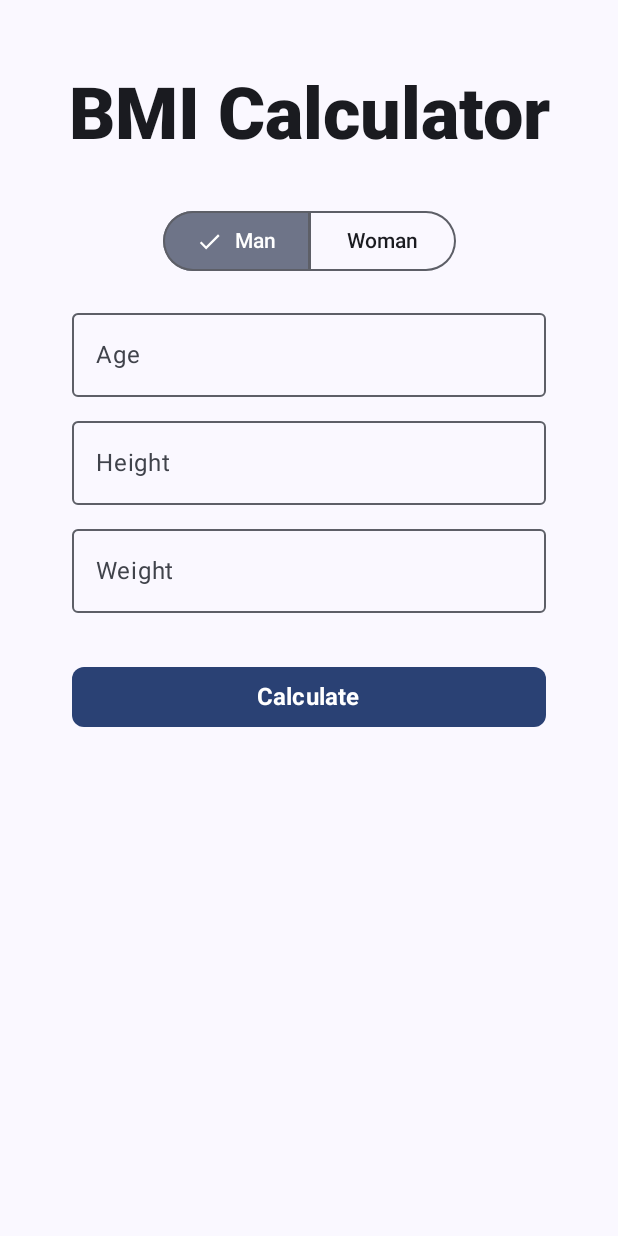
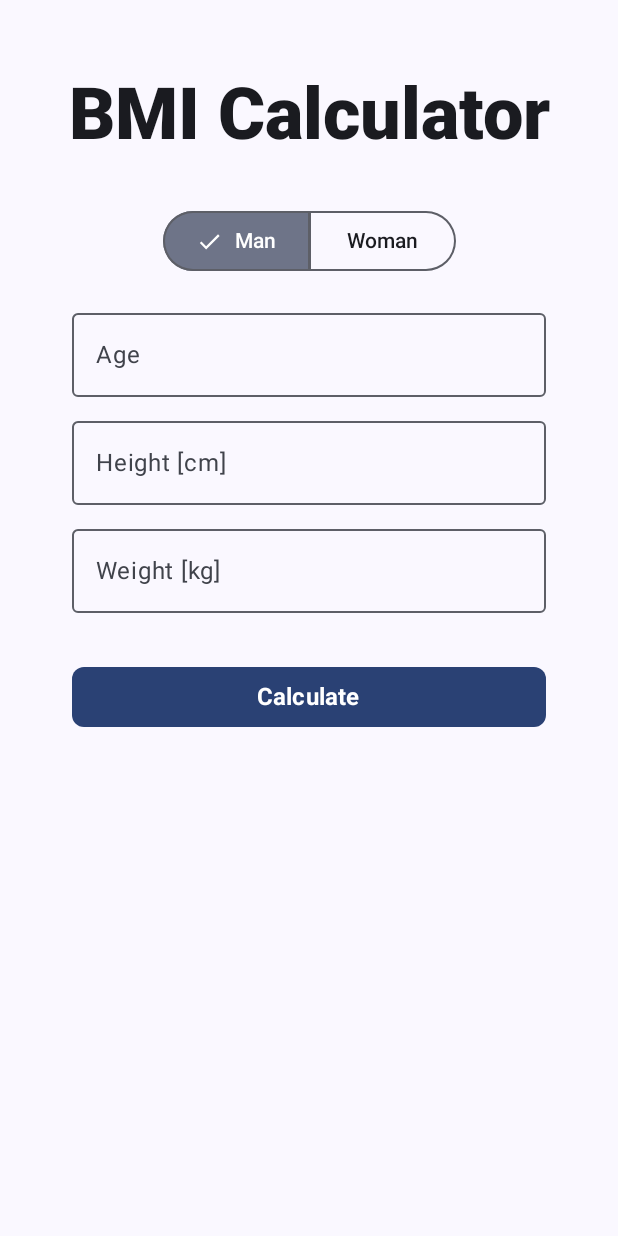
Before and after one commit to m1k1saur1o/android-bootcamp, an Android app built with Jetpack Compose: the screen it shows after launch (MainActivity), after a tap on "Man", on a phone screen of 412 x 824 dp. Run offline under Robolectric (Android 15) with nearby library versions, the phone set to English and light mode, and no system bars.

Commit message:
Tenth activity in module 5

```diff
--- a/app/src/main/java/cl/bootcamp/bootcampproject/components/BodyComponents.kt
+++ b/app/src/main/java/cl/bootcamp/bootcampproject/components/BodyComponents.kt
@@ -67,3 +67,20 @@ fun TitleText(
         )
     )
 }
+
+@Composable
+fun ResultText(
+    text: String
+) {
+    Text(
+        text = text,
+        modifier = Modifier
+            .fillMaxWidth()
+            .padding(horizontal = 24.dp),
+        style = TextStyle(
+            fontSize = 96.sp,
+            fontWeight = FontWeight.ExtraBold,
+            textAlign = TextAlign.Center
+        )
+    )
+}
--- a/app/src/main/java/cl/bootcamp/bootcampproject/viewModels/CalculatorViewModel.kt
+++ b/app/src/main/java/cl/bootcamp/bootcampproject/viewModels/CalculatorViewModel.kt
@@ -4,6 +4,7 @@ import androidx.compose.runtime.getValue
 import androidx.compose.runtime.mutableStateOf
 import androidx.compose.runtime.setValue
 import androidx.lifecycle.ViewModel
+import java.util.Locale
 
 class CalculatorViewModel: ViewModel() {
     var age by mutableStateOf("")
@@ -16,6 +17,9 @@ class CalculatorViewModel: ViewModel() {
         private set
 
     var selectedIndex by mutableStateOf(1)
+        private set
+
+    var result by mutableStateOf("")
         private set
 
     fun onValueChangeAge(value: String) {
@@ -34,4 +38,12 @@ class CalculatorViewModel: ViewModel() {
         selectedIndex = index
     }
 
+    fun calculateBmi(
+        height: Double,
+        weight: Double
+    ) {
+        val bmiResult = weight / ((height * height) / 10000)
+        result = String.format(Locale.US,"%.1f", bmiResult)
+    }
+
 }
--- a/app/src/main/java/cl/bootcamp/bootcampproject/views/CalculatorView.kt
+++ b/app/src/main/java/cl/bootcamp/bootcampproject/views/CalculatorView.kt
@@ -19,11 +19,10 @@ import androidx.compose.ui.Modifier
 import androidx.compose.ui.unit.dp
 import cl.bootcamp.bootcampproject.components.CalculateButton
 import cl.bootcamp.bootcampproject.components.InputTextField
+import cl.bootcamp.bootcampproject.components.ResultText
 import cl.bootcamp.bootcampproject.components.TitleText
 import cl.bootcamp.bootcampproject.viewModels.CalculatorViewModel
 
-
-@OptIn(ExperimentalMaterial3Api::class)
 @Composable
 fun CalculatorView(
     modifier: Modifier,
@@ -93,7 +92,7 @@ fun ContentCalculatorView(
         InputTextField(
             value = viewModel.height,
             onValueChange = {viewModel.onValueChangeHeight(it)},
-            label = "Height"
+            label = "Height [cm]"
         )
 
         Spacer(
@@ -103,12 +102,22 @@ fun ContentCalculatorView(
         InputTextField(
             value = viewModel.weight,
             onValueChange = {viewModel.onValueChangeWeight(it)},
-            label = "Weight"
+            label = "Weight [kg]"
         )
 
         CalculateButton(
             text = "Calculate"
-        ) {}
+        ) {
+            viewModel.calculateBmi(viewModel.height.toDouble(), viewModel.weight.toDouble())
+        }
+
+        Spacer(
+            modifier =  Modifier.height(36.dp)
+        )
+
+        ResultText(
+            text = viewModel.result
+        )
 
     }
 }
```
